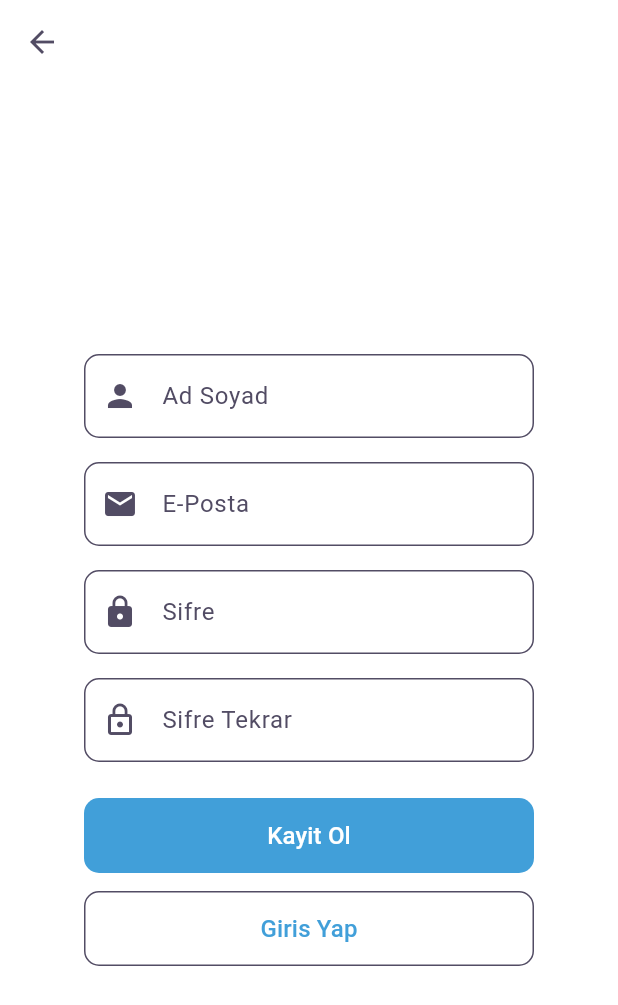
After one commit to emreoyken/Q-Flutter, a Flutter app: the RegisterScreen screen opened directly, on a phone screen of 412 x 824 dp. The commit adds this screen. Shown: the top 1005 px of the screen. Run offline on Flutter 3.47's test engine with Material 3 defaults, Android fonts, the phone set to English and light mode, and no system bars; our stand-ins replace go_router, google_fonts, lottie; missing offline and left inert: dotlottie_loader.

Commit message:
main.dart yenilemesi yapıldı login ismi değişildi

```diff
--- a/lib/main.dart
+++ b/lib/main.dart
@@ -1,9 +1,16 @@
 import 'package:flutter/material.dart';
+import 'package:provider/provider.dart';
 import 'core/routes.dart';
+import 'core/themes.dart';
 
 void main() {
-  WidgetsFlutterBinding.ensureInitialized(); // Flutter widget'larını başlat
-  runApp(const MyApp());
+  WidgetsFlutterBinding.ensureInitialized();
+  runApp(
+    ChangeNotifierProvider(
+      create: (_) => ThemeProvider(),
+      child: MyApp(),
+    ),
+  );
 }
 
 class MyApp extends StatelessWidget {
@@ -11,14 +18,15 @@ class MyApp extends StatelessWidget {
 
   @override
   Widget build(BuildContext context) {
-    return MaterialApp.router(
-      title: 'Flutter App',
-      theme: ThemeData(
-        primarySwatch: Colors.blue,
-        visualDensity: VisualDensity.adaptivePlatformDensity,
-      ),
-      routerConfig: router, // go_router yapılandırmamızı kullan
-      debugShowCheckedModeBanner: false, // Debug bandını kaldır
-    );
+    return Consumer<ThemeProvider>(builder: (context, themeProvider, child) {
+      return MaterialApp.router(
+        title: 'Flutter App',
+        themeMode: themeProvider.isDark ? ThemeMode.dark : ThemeMode.light,
+        theme: lightTheme,
+        darkTheme: darkTheme,
+        routerConfig: router,
+        debugShowCheckedModeBanner: false,
+      );
+    });
   }
 }
--- /dev/null
+++ b/lib/screens/register_screen.dart
@@ -0,0 +1,96 @@
+
+import 'package:flutter/material.dart';
+import 'package:go_router/go_router.dart';
+
+class RegisterScreen extends StatefulWidget {
+  const RegisterScreen({super.key});
+
+  @override
+  State<RegisterScreen> createState() => _RegisterScreenState();
+}
+
+class _RegisterScreenState extends State<RegisterScreen> {
+  @override
+  Widget build(BuildContext context) {
+    return Scaffold(
+      appBar: AppBar(),
+      body: Center(
+        child: SizedBox(
+          width: 300,
+          child: Column(
+            mainAxisAlignment: MainAxisAlignment.center,
+            children: [
+              TextField(
+                decoration: InputDecoration(
+                  hintText: "Ad Soyad",
+                  border: OutlineInputBorder(
+                    borderRadius: BorderRadius.circular(10),
+                  ),
+                  prefixIcon: Icon(Icons.person),
+                ),
+              ),
+              SizedBox(height: 16),
+              TextField(
+                decoration: InputDecoration(
+                  hintText: "E-Posta",
+                  border: OutlineInputBorder(
+                    borderRadius: BorderRadius.circular(10),
+                  ),
+                  prefixIcon: Icon(Icons.email),
+                ),
+              ),
+              SizedBox(height: 16),
+              TextField(
+                obscureText: true,
+                decoration: InputDecoration(
+                  hintText: "Sifre",
+                  border: OutlineInputBorder(
+                    borderRadius: BorderRadius.circular(10),
+                  ),
+                  prefixIcon: Icon(Icons.lock),
+                ),
+              ),
+              SizedBox(height: 16),
+              TextField(
+                obscureText: true,
+                decoration: InputDecoration(
+                  hintText: "Sifre Tekrar",
+                  border: OutlineInputBorder(
+                    borderRadius: BorderRadius.circular(10),
+                  ),
+                  prefixIcon: Icon(Icons.lock_outline),
+                ),
+              ),
+              SizedBox(height: 24),
+              FilledButton(
+                onPressed: () {
+                  context.go("/home");
+                },
+                style: FilledButton.styleFrom(
+                  minimumSize: Size(double.infinity, 50),
+                  shape: RoundedRectangleBorder(
+                    borderRadius: BorderRadius.circular(10),
+                  ),
+                ),
+                child: const Text("Kayit Ol", style: TextStyle(fontSize: 16)),
+              ),
+              SizedBox(height: 12),
+              OutlinedButton(
+                onPressed: () {
+                  context.push("/login");
+                },
+                style: OutlinedButton.styleFrom(
+                  minimumSize: Size(double.infinity, 50),
+                  shape: RoundedRectangleBorder(
+                    borderRadius: BorderRadius.circular(10),
+                  ),
+                ),
+                child: const Text("Giris Yap", style: TextStyle(fontSize: 16)),
+              ),
+            ],
+          ),
+        ),
+      ),
+    );
+  }
+}
--- a/pubspec.yaml
+++ b/pubspec.yaml
@@ -16,6 +16,7 @@ dependencies:
   go_router: ^14.6.1
   google_fonts: ^6.2.1
   lottie: ^3.1.3
+  provider: ^6.1.2
   shared_preferences: ^2.3.3
 
 dev_dependencies:
```
Also changed, not shown: lib/screens/login_screen.dart (renamed from lib/screens/login.screen.dart).
